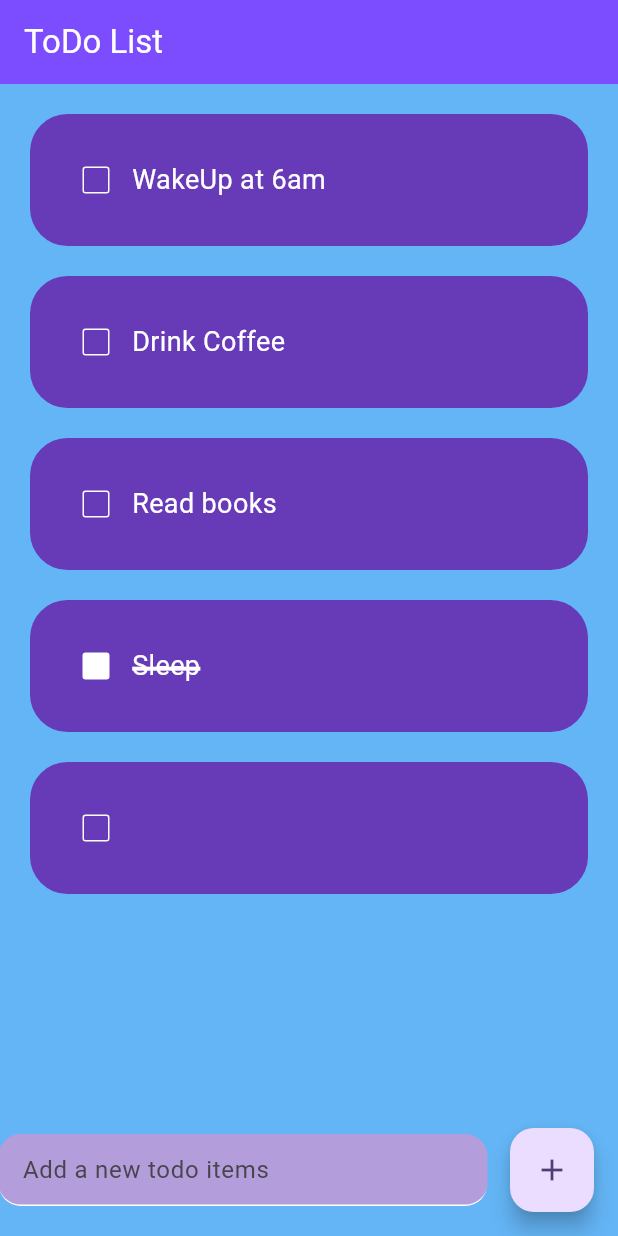
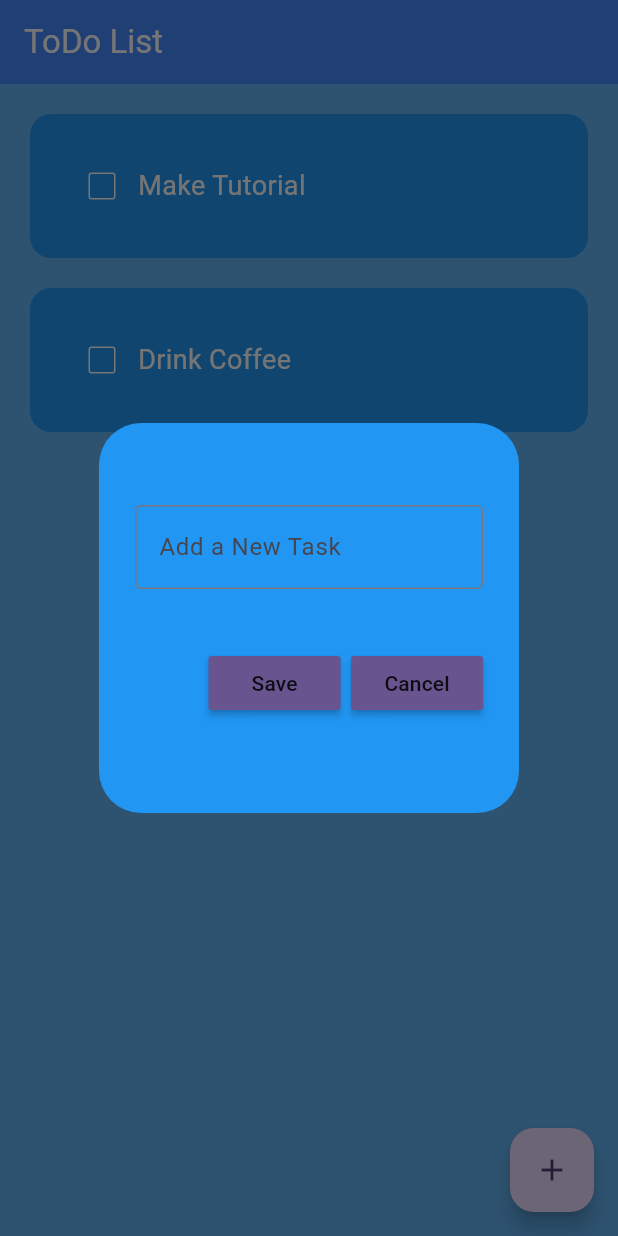
Before and after one commit to Kushgandhi18/ToDoList, a Flutter app: the screen it shows after launch, after a tap on the "add" icon, on a phone screen of 412 x 824 dp. Run offline on Flutter 3.47's test engine with Material 3 defaults, Android fonts, the phone set to English and light mode, and no system bars; drawn by our look-alikes of flutter_slidable; our stand-ins replace hive_flutter; accounts and stored records are empty.

Commit message:
second commit

```diff
--- a/lib/Homepage.dart
+++ b/lib/Homepage.dart
@@ -1,5 +1,8 @@
 import 'package:flutter/material.dart';
+import 'package:todo_list/data/database.dart';
+import 'package:todo_list/utils/dialog_box.dart';
 import 'package:todo_list/utils/todo_List.dart';
+import 'package:hive_flutter/hive_flutter.dart';
 
 class HomePage extends StatefulWidget {
   const HomePage({super.key});
@@ -10,39 +13,64 @@ class HomePage extends StatefulWidget {
 
 class _HomePageState extends State<HomePage> {
 
+  final _mybox= Hive.box('mybox');
   final _controller = TextEditingController();
-  List toDoList=[
-    ['WakeUp at 6am',false],
-    ['Drink Coffee',false],
-    ['Read books',false],
-    ['Sleep',true]
-  ];
+
+  ToDoDatabase db= ToDoDatabase();
+
+  void initState(){
+
+    if(_mybox.get("TODOLIST")== null){
+      db.createInitialData();
+    }else{
+      db.loadData();
+    }
+
+    super.initState();
+  }
 
   void checkBoxChanged(int index){
    setState(() {
-     toDoList[index][1]= !toDoList[index][1];
+     db.toDoList[index][1]= !db.toDoList[index][1];
    });
+   db.updateDataBase();
   }
 
   void saveNewTask(){
     setState(() {
-      toDoList.add([_controller.text,false],);
+      db.toDoList.add([_controller.text,false]);
       _controller.clear();
+
     });
+    Navigator.of(context).pop();
+  }
+
+  void createNewTask(){
+    showDialog(context: context, builder: (context){
+      return DialogBox(
+        controller: _controller,
+        onSave: saveNewTask ,
+        onCancel: () => Navigator.of(context).pop(),);
+      },
+    );
   }
 
   void deleteTask(int index){
     setState(() {
-      toDoList.remove(index);
+      db.toDoList.removeAt(index);
+
     });
+    db.updateDataBase();
   }
+
   @override
   Widget build(BuildContext context) {
     return SafeArea(child: Scaffold(
       backgroundColor: Colors.blue.shade300,
       appBar: AppBar(title: Text(
-          'ToDo List',),
-      backgroundColor: Colors.deepPurpleAccent,
+          'ToDo List',
+      textAlign: TextAlign.center,),
+      backgroundColor: Colors.blueAccent,
         foregroundColor: Colors.white,
       ),
       body: Body(),
@@ -51,27 +79,27 @@ class _HomePageState extends State<HomePage> {
           Expanded(child:
           Padding(
             padding: EdgeInsets.symmetric(horizontal: 15),
-            child: TextField(
-              controller: _controller,
-              decoration: InputDecoration(
-                hintText: 'Add a new todo items',
-                filled: true,
-                fillColor: Colors.deepPurple.shade200,
-                enabledBorder: UnderlineInputBorder(
-                  borderSide: BorderSide(color: Colors.white),
-                  borderRadius: BorderRadius.circular(15),
-                ),
-
-                focusedBorder: UnderlineInputBorder(
-                  borderSide: BorderSide(color: Colors.deepPurple),
-                  borderRadius: BorderRadius.circular(15),
-                ),
-              ),
-            ),
+            // child: TextField(
+            //   controller: _controller,
+            //   decoration: InputDecoration(
+            //     hintText: 'Add a new todo items',
+            //     filled: true,
+            //     fillColor: Colors.deepPurple.shade200,
+            //     enabledBorder: UnderlineInputBorder(
+            //       borderSide: BorderSide(color: Colors.white),
+            //       borderRadius: BorderRadius.circular(15),
+            //     ),
+            //
+            //     focusedBorder: UnderlineInputBorder(
+            //       borderSide: BorderSide(color: Colors.deepPurple),
+            //       borderRadius: BorderRadius.circular(15),
+            //     ),
+            //   ),
+            // ),
           )
     ),
           FloatingActionButton(
-            onPressed: saveNewTask,
+            onPressed: createNewTask,
             child: Icon(Icons.add),
 
           ),
@@ -84,13 +112,13 @@ class _HomePageState extends State<HomePage> {
   Widget Body(){
     return Container(
       child: ListView.builder(
-          itemCount: toDoList.length,itemBuilder: (BuildContext context,index){
+          itemCount: db.toDoList.length,itemBuilder: (BuildContext context,index){
       return ToDoList(
-        taskName: toDoList[index][0],
-        taskCompleted: toDoList[index][1],
+        taskName: db.toDoList[index][0],
+        taskCompleted: db.toDoList[index][1],
 
         onChanged: (value) => checkBoxChanged(index),
-        deleteFunction: (value)=> deleteTask(index),
+        deleteFunction: (context) => deleteTask,
 
       );
     }), );
--- /dev/null
+++ b/lib/data/database.dart
@@ -0,0 +1,26 @@
+import 'package:flutter/material.dart';
+import 'package:hive_flutter/hive_flutter.dart';
+
+class ToDoDatabase{
+
+  List toDoList = [];
+  final _mybox= Hive.box('mybox');
+
+  void createInitialData(){
+    toDoList =[
+      ["Make Tutorial",false],
+      ["Drink Coffee",false],
+    ];
+  }
+
+  void loadData(){
+    toDoList = _mybox.get("TODOLIST");
+
+  }
+
+  void updateDataBase(){
+    _mybox.put("TODOLIST", toDoList);
+
+  }
+
+}
--- a/lib/main.dart
+++ b/lib/main.dart
@@ -1,7 +1,13 @@
 import 'package:flutter/material.dart';
+import 'package:hive_flutter/adapters.dart';
 import 'package:todo_list/Homepage.dart';
 
-void main() {
+void main() async {
+
+  await Hive.initFlutter();
+
+  var box = await Hive.openBox('mybox');
+
   runApp(const MyApp());
 }
 
@@ -18,6 +24,7 @@ class MyApp extends StatelessWidget {
       ),
       debugShowCheckedModeBanner: false,
       home: HomePage(),
+      darkTheme : ThemeData(primarySwatch: Colors.blue),
     );
   }
 }
--- /dev/null
+++ b/lib/utils/dialog_box.dart
@@ -0,0 +1,43 @@
+import 'package:flutter/material.dart';
+import 'package:todo_list/utils/my_button.dart';
+
+class DialogBox extends StatelessWidget {
+  DialogBox({super.key,required this.controller,required this.onSave,required this.onCancel});
+
+  final controller;
+  VoidCallback onSave;
+  VoidCallback onCancel;
+  @override
+  Widget build(BuildContext context) {
+    return AlertDialog(
+      backgroundColor: Colors.blue,
+
+      content: Container(height: 220,
+      child: Column(
+        mainAxisAlignment: MainAxisAlignment.spaceEvenly,
+        children: [
+          TextField(
+            controller: controller ,
+            decoration: InputDecoration(
+                border: OutlineInputBorder(),
+                hintText: "Add a New Task"),
+          ),
+
+          Row(
+            mainAxisAlignment: MainAxisAlignment.end,
+            children: [
+              MyButton(text: "Save", onPressed: onSave),
+
+              SizedBox(width: 7,),
+              MyButton(text: "Cancel", onPressed: onCancel),
+            ],
+          )
+        ],
+      ),
+
+
+
+      ),
+    );
+  }
+}
--- /dev/null
+++ b/lib/utils/my_button.dart
@@ -0,0 +1,14 @@
+import 'package:flutter/material.dart';
+class MyButton extends StatelessWidget {
+  final String text;
+
+  VoidCallback onPressed;
+  MyButton({super.key, required this.text,required this.onPressed});
+
+  @override
+  Widget build(BuildContext context) {
+    return MaterialButton(onPressed: onPressed,
+    color: Theme.of(context).primaryColor,
+      child: Text(text),);
+  }
+}
--- a/lib/utils/todo_List.dart
+++ b/lib/utils/todo_List.dart
@@ -2,12 +2,12 @@ import 'package:flutter/material.dart';
 import 'package:flutter_slidable/flutter_slidable.dart';
 
 class ToDoList extends StatelessWidget {
-  const ToDoList({super.key, required this.taskName, required this.taskCompleted,required this.onChanged,required this.deleteFunction});
+  ToDoList({super.key, required this.taskName, required this.taskCompleted,required this.onChanged,required this.deleteFunction});
   final String taskName;
   final bool taskCompleted;
-  final Function(bool?)? onChanged;
+  Function(bool?)? onChanged;
 
-  final Function(BuildContext)? deleteFunction;
+  Function(BuildContext)? deleteFunction;
 
 
   @override
@@ -19,38 +19,37 @@ class ToDoList extends StatelessWidget {
           right: 20,
           bottom: 0,
         ),
-
         child: Slidable(
-        endActionPane: ActionPane(motion: StretchMotion(),
-            children: [
+          endActionPane: ActionPane(
+              motion: StretchMotion(), children: [
             SlidableAction(onPressed: deleteFunction,
             icon: Icons.delete,
-                borderRadius: BorderRadius.circular(15),
-
-              )
+            backgroundColor:Colors.red.shade300,
+            borderRadius: BorderRadius.circular(14),)
           ]),
           child: Container(
-          padding: EdgeInsets.all(20),
+            padding: EdgeInsets.all(24),
             decoration: BoxDecoration(
-            color: Colors.deepPurple,
-            borderRadius: BorderRadius.circular(25),
-
+              color: Colors.blue,
+              borderRadius: BorderRadius.circular(14),
             ),
             child: Row(
               children: [
                 Checkbox(value: taskCompleted,
                   onChanged: onChanged,
                   checkColor: Colors.white,
-                activeColor: Colors.white,
+                  activeColor: Colors.black,
                   side: BorderSide(color: Colors.white),
 
                 ),
                 Text(
                   taskName,
-                style:TextStyle(
+                  style: TextStyle(
                     color: Colors.white,
                     fontSize: 18,
-                  decoration: taskCompleted ? TextDecoration.lineThrough:TextDecoration.none ,
+                    decoration: taskCompleted
+                        ? TextDecoration.lineThrough
+                        : TextDecoration.none,
                     decorationColor: Colors.white,
                     decorationThickness: 3,
                   ),
@@ -58,7 +57,6 @@ class ToDoList extends StatelessWidget {
               ],
             ),
           ),
-      ),
-    );
+        ));
   }
 }
```
Also changed, not shown: pubspec.yaml (+7 -0 lines), pubspec.lock, 1 other file. Lines whose indentation alone changed are shown as unchanged.
